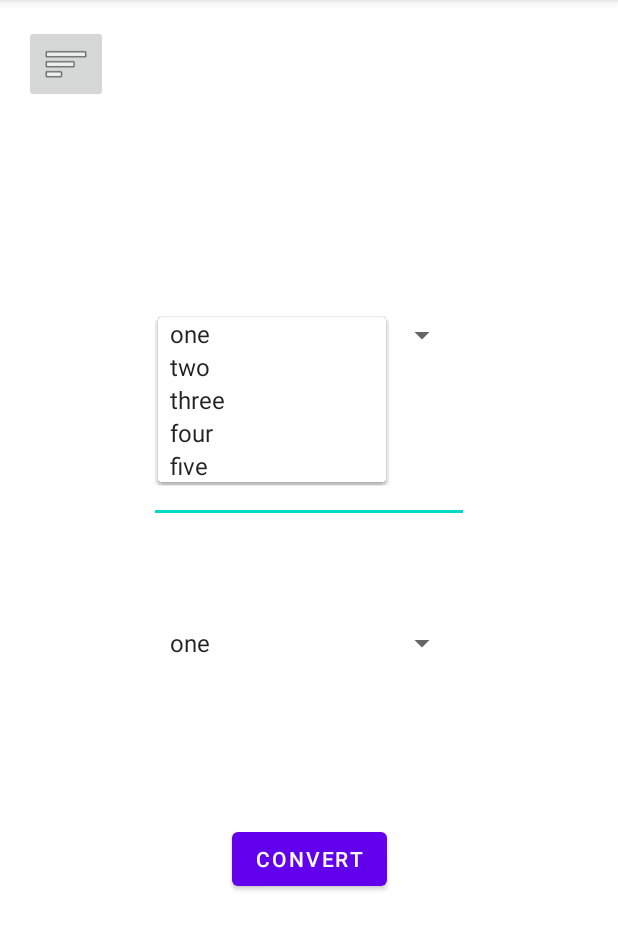
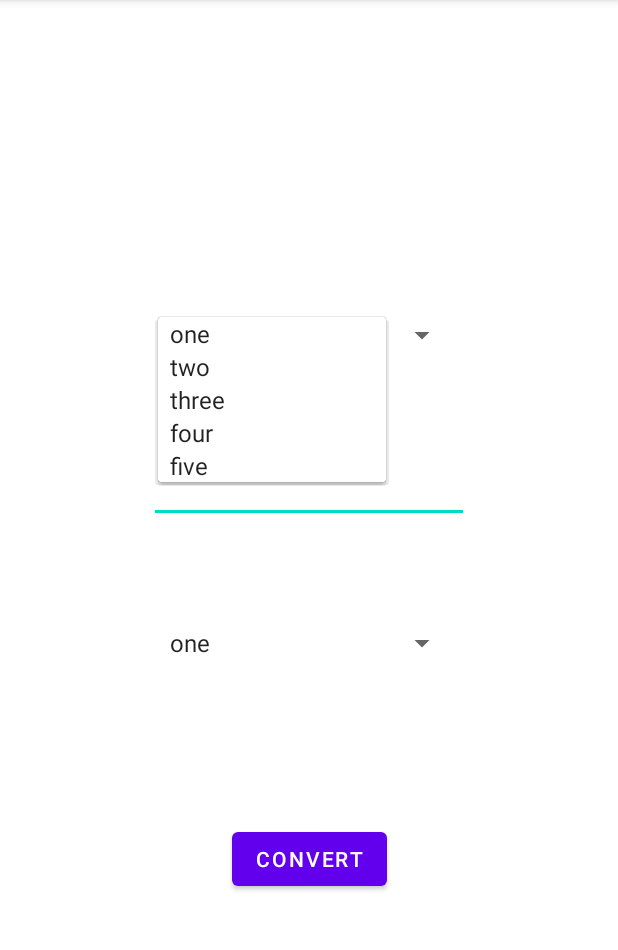
Before and after one commit to egorrridze/dev_technology, an Android app: the screen it shows after launch (MainActivity), after a tap on "one", on a phone screen of 412 x 824 dp, the part 84-1034 px from its top. Run offline under Robolectric (Android 15) with nearby library versions, the light colour scheme and no system bars.

Commit message:
upd: navigation menu
navigationMenuItemClickListener added
fix bug with closing app

```diff
--- a/app/src/main/java/ru/practice/dev_technology/MainActivity.java
+++ b/app/src/main/java/ru/practice/dev_technology/MainActivity.java
@@ -3,6 +3,7 @@ package ru.practice.dev_technology;
 import android.annotation.SuppressLint;
 import android.os.Bundle;
 import android.text.InputType;
+import android.view.MenuItem;
 import android.view.View;
 import android.widget.ArrayAdapter;
 import android.widget.Button;
@@ -12,18 +13,20 @@ import android.widget.Spinner;
 import android.widget.Toast;
 import android.widget.Toolbar;
 
+import androidx.annotation.NonNull;
 import androidx.appcompat.app.ActionBarDrawerToggle;
 import androidx.appcompat.app.AppCompatActivity;
+import androidx.core.view.GravityCompat;
 import androidx.drawerlayout.widget.DrawerLayout;
 
 import com.google.android.material.navigation.NavigationView;
 
 /** Represents main converter activity.
  * @author SmokedKoala
- * @version 0.0.1
+ * @version 0.0.2
  * @since 0.0.1
  */
-public class MainActivity extends AppCompatActivity implements View.OnClickListener {
+public class MainActivity extends AppCompatActivity implements View.OnClickListener, NavigationView.OnNavigationItemSelectedListener {
 
     /**Spinners to choose value types from */
     Spinner choice1, choice2;
@@ -35,12 +38,10 @@ public class MainActivity extends AppCompatActivity implements View.OnClickListe
     String[] data = {"one", "two", "three", "four", "five"};
     /**Adapters for spinners */
     ArrayAdapter<String> spinnerArrayAdapter;
-    /**Drawer layout for menu */
+    /**Drawer layout for navigation view */
     DrawerLayout drawerLayout;
-    /**Menu */
+    /**Navigation View for menu */
     NavigationView navigationView;
-    /**Menu */
-    ImageButton menuButton;
 
 
     /**
@@ -55,15 +56,9 @@ public class MainActivity extends AppCompatActivity implements View.OnClickListe
 
         drawerLayout = findViewById(R.id.drawer_layout);
         navigationView = findViewById(R.id.navigation_view);
-        menuButton = findViewById(R.id.imageButton);
 
-        ActionBarDrawerToggle actionBarDrawerToggle = new ActionBarDrawerToggle(this,
-                drawerLayout,R.string.navigation_drawer_open,R.string.navigation_drawer_close);
-        drawerLayout.addDrawerListener(actionBarDrawerToggle);
-        actionBarDrawerToggle.syncState();
-
-        spinnerArrayAdapter = new ArrayAdapter<>(this, android.R.layout.simple_spinner_item,
-                data);
+        spinnerArrayAdapter = new ArrayAdapter<>(this,
+                android.R.layout.simple_spinner_item, data);
         spinnerArrayAdapter.setDropDownViewResource(android.R.layout.simple_spinner_item);
 
         choice1 = findViewById(R.id.choice1);
@@ -75,9 +70,13 @@ public class MainActivity extends AppCompatActivity implements View.OnClickListe
         inputNum = findViewById(R.id.number_input);
         inputNum.setInputType(InputType.TYPE_CLASS_NUMBER | InputType.TYPE_NUMBER_FLAG_DECIMAL);
 
-
+        navigationMenuCreation();
     }
 
+    /**
+     * controls what application have to do if some element was pressed
+     * @param v View of the Activity
+     */
     @Override
     public void onClick(View v) {
         switch (v.getId()){
@@ -89,4 +88,39 @@ public class MainActivity extends AppCompatActivity implements View.OnClickListe
                 break;
         }
     }
+
+    /**
+     * controls what application have to do if back is pressed when menu is open
+     */
+    @Override
+    public void onBackPressed() {
+        if(drawerLayout.isDrawerOpen(GravityCompat.START)){
+            drawerLayout.closeDrawer(GravityCompat.START);
+        }
+        else {
+        super.onBackPressed();
+        }
+    }
+
+    /**
+     * controls what application have to do if some menu element was pressed
+     * @param item menu item
+     */
+    @Override
+    public boolean onNavigationItemSelected(@NonNull MenuItem item) {
+        return true;
+    }
+
+
+    /**
+     * creates toggle and set NavigationItemSelectedListener for NavigationView
+     */
+    public void navigationMenuCreation(){
+        navigationView.bringToFront();
+        ActionBarDrawerToggle actionBarDrawerToggle = new ActionBarDrawerToggle(this,
+                drawerLayout,R.string.navigation_drawer_open,R.string.navigation_drawer_close);
+        drawerLayout.addDrawerListener(actionBarDrawerToggle);
+        actionBarDrawerToggle.syncState();
+        navigationView.setNavigationItemSelectedListener(this);
+    }
 }
--- a/app/src/main/res/layout-land/activity_main.xml
+++ b/app/src/main/res/layout-land/activity_main.xml
@@ -24,18 +24,6 @@
     <androidx.constraintlayout.widget.ConstraintLayout
         android:layout_width="match_parent"
         android:layout_height="match_parent">
-
-        <ImageButton
-            android:id="@+id/imageButton"
-            android:layout_width="wrap_content"
-            android:layout_height="wrap_content"
-            app:layout_constraintBottom_toBottomOf="parent"
-            app:layout_constraintEnd_toEndOf="parent"
-            app:layout_constraintHorizontal_bias="0.045"
-            app:layout_constraintStart_toStartOf="parent"
-            app:layout_constraintTop_toTopOf="parent"
-            app:layout_constraintVertical_bias="0.023"
-            app:srcCompat="@android:drawable/ic_menu_sort_by_size" />
 
 
     <Spinner
--- a/app/src/main/res/layout/activity_main.xml
+++ b/app/src/main/res/layout/activity_main.xml
@@ -25,17 +25,6 @@
         android:layout_width="match_parent"
         android:layout_height="match_parent">
 
-        <ImageButton
-            android:id="@+id/imageButton"
-            android:layout_width="wrap_content"
-            android:layout_height="wrap_content"
-            app:layout_constraintBottom_toBottomOf="parent"
-            app:layout_constraintEnd_toEndOf="parent"
-            app:layout_constraintHorizontal_bias="0.045"
-            app:layout_constraintStart_toStartOf="parent"
-            app:layout_constraintTop_toTopOf="parent"
-            app:layout_constraintVertical_bias="0.023"
-            app:srcCompat="@android:drawable/ic_menu_sort_by_size" />
 
         <Spinner
             android:id="@+id/choice1"
--- a/app/src/main/res/menu/main_menu.xml
+++ b/app/src/main/res/menu/main_menu.xml
@@ -16,6 +16,7 @@
 
     <item android:title="Communicate">
         <menu>
+            <group android:checkableBehavior="single">
             <item
                 android:id="@+id/SmokedKoala"
                 android:title="SmokedKoala" />
@@ -25,6 +26,7 @@
             <item
                 android:id="@+id/loh"
                 android:title="loh" />
+            </group>
         </menu>
     </item>
 
```
